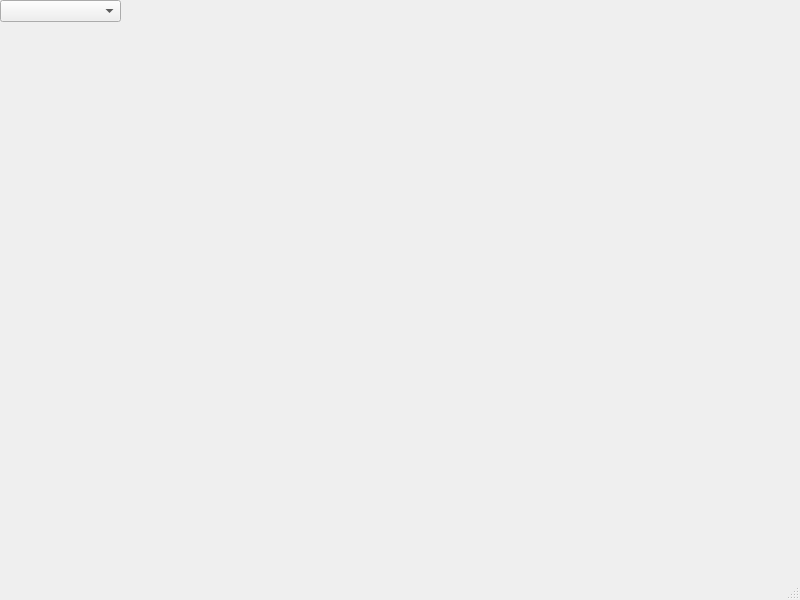
Before: the Qt Designer form src/feat/views/gui_feat.ui in AnneliesVlaar/Feat, drawn with Qt 5.
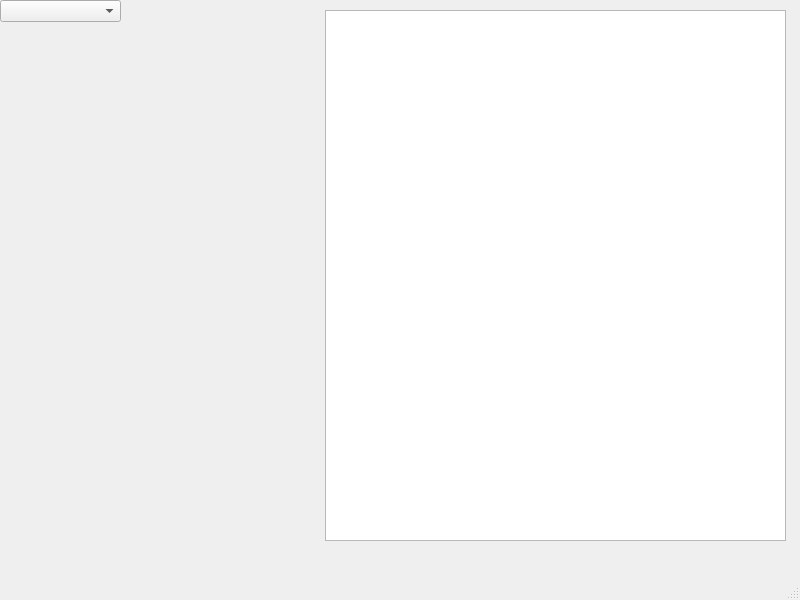
After: the same form once the commit is applied.

Commit message: add students name to textbox

Patch:
```diff
--- a/src/feat/views/gui_feat.ui
+++ b/src/feat/views/gui_feat.ui
@@ -24,6 +24,16 @@
      </rect>
     </property>
    </widget>
+   <widget class="QTextBrowser" name="read_only">
+    <property name="geometry">
+     <rect>
+      <x>325</x>
+      <y>10</y>
+      <width>461</width>
+      <height>531</height>
+     </rect>
+    </property>
+   </widget>
   </widget>
   <widget class="QMenuBar" name="menubar">
    <property name="geometry">
```
The commit also changes 1 other file.
